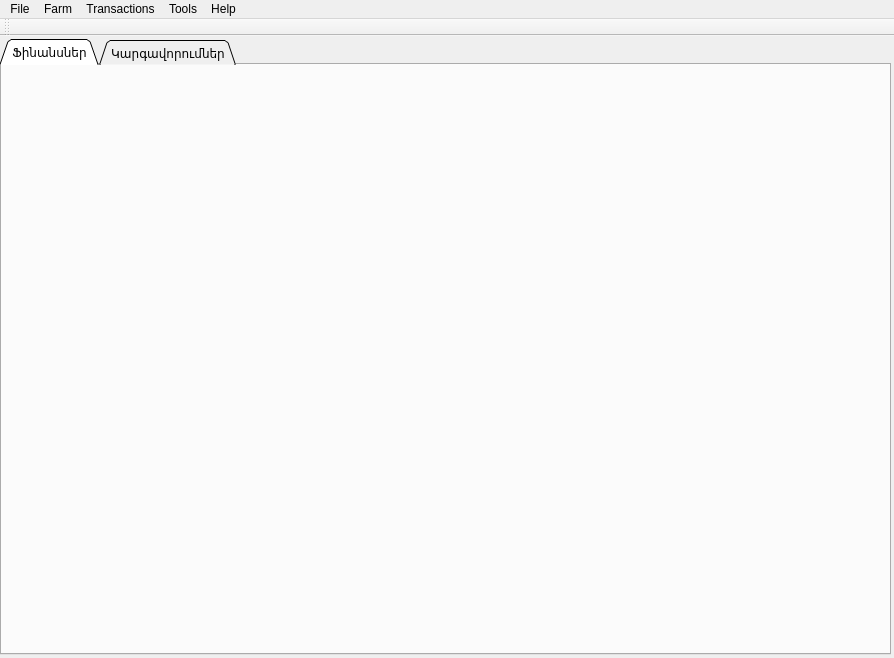
Qt form src/farmmanager.ui (ADCompany/AD-Farm) before a commit.
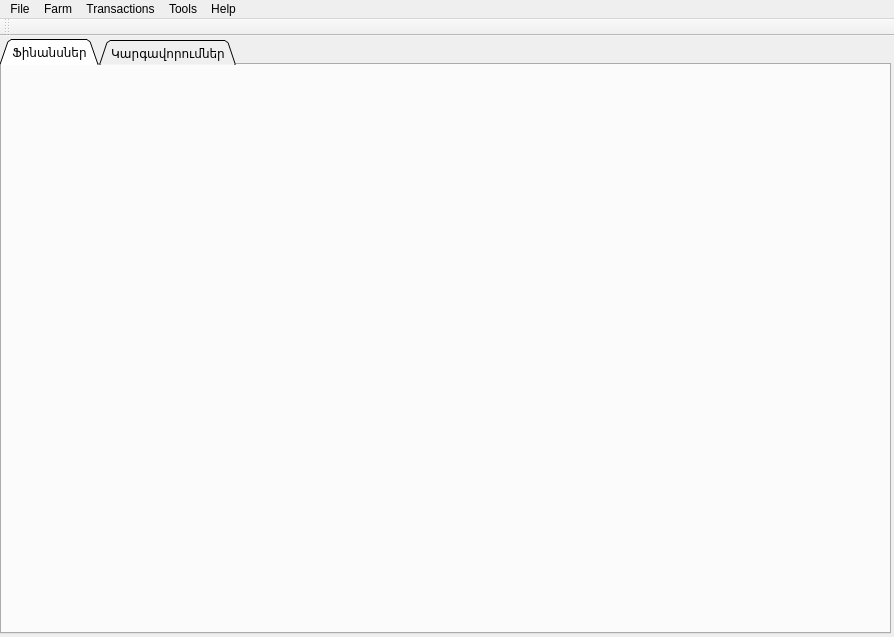
The same form after that commit. Icons and pictures are not drawn.

What changed in the file:
```diff
--- a/src/farmmanager.ui
+++ b/src/farmmanager.ui
@@ -7,7 +7,7 @@
     <x>0</x>
     <y>0</y>
     <width>894</width>
-    <height>658</height>
+    <height>637</height>
    </rect>
   </property>
   <property name="windowTitle">
```
Left out of the diff: 6 changed lines with no effect on the pictures.
